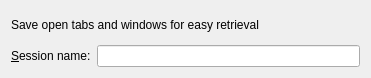
First picture: the form in src/konqnewsessiondlg_base.ui, repository KDE/konqueror, before the edit.
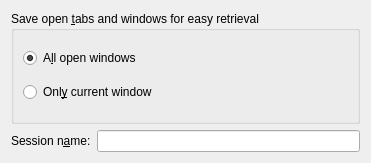
Second picture: the form after the edit. Custom widgets are drawn as their Qt base class.

Commit message:
Allow to save a session only including the current window
GUI: new selection dialog for single/all windows

What changed in the file:
```diff
--- a/src/konqnewsessiondlg_base.ui
+++ b/src/konqnewsessiondlg_base.ui
@@ -1,12 +1,12 @@
 <ui version="4.0" >
  <class>KonqNewSessionDlgBase</class>
- <widget class="QWidget" name="KonqNewSessionDlgBase" >
-  <property name="geometry" >
+ <widget class="QWidget" name="KonqNewSessionDlgBase">
+  <property name="geometry">
    <rect>
     <x>0</x>
     <y>0</y>
     <width>371</width>
-    <height>75</height>
+    <height>163</height>
    </rect>
   </property>
   <property name="sizePolicy" >
@@ -22,30 +22,37 @@
       <enum>QLayout::SetFixedSize</enum>
      </property>
      <item>
-      <widget class="QLabel" name="lblDescription" >
-       <property name="sizePolicy" >
-        <sizepolicy vsizetype="Fixed" hsizetype="Preferred" >
-         <horstretch>0</horstretch>
-         <verstretch>0</verstretch>
-        </sizepolicy>
+      <widget class="QGroupBox" name="groupBox">
+       <property name="title">
+        <string>Save open &amp;tabs and windows for easy retrieval</string>
        </property>
-       <property name="text" >
-        <string>Save open tabs and windows for easy retrieval</string>
-       </property>
-       <property name="wordWrap">
-        <bool>true</bool>
-       </property>
-       <property name="buddy" >
-        <cstring>m_pSessionName</cstring>
-       </property>
+       <layout class="QVBoxLayout" name="verticalLayout_2">
+        <item>
+         <widget class="QRadioButton" name="m_pAllWindows">
+          <property name="text">
+           <string>A&amp;ll open windows</string>
+          </property>
+          <property name="checked">
+           <bool>true</bool>
+          </property>
+         </widget>
+        </item>
+        <item>
+         <widget class="QRadioButton" name="m_pCurrentWindow">
+          <property name="text">
+           <string>Onl&amp;y current window</string>
+          </property>
+         </widget>
+        </item>
+       </layout>
       </widget>
      </item>
      <item>
       <layout class="QHBoxLayout" name="horizontalLayout" >
        <item>
-        <widget class="QLabel" name="lblSessionName" >
-         <property name="text" >
-          <string>&amp;Session name:</string>
+        <widget class="QLabel" name="lblSessionName">
+         <property name="text">
+          <string>Session n&amp;ame:</string>
          </property>
          <property name="buddy" >
           <cstring>m_pSessionName</cstring>
```
Left out of the diff: 21 changed lines with no effect on the pictures. The commit also changes 6 other files.
